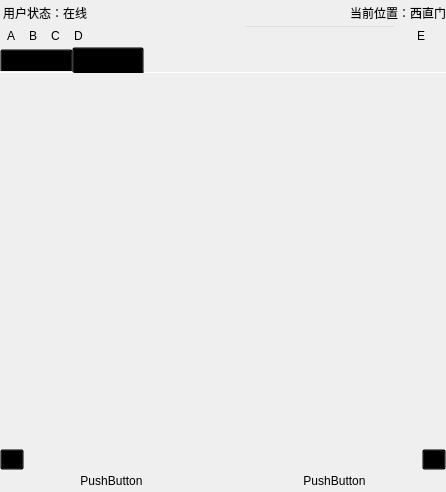
Before: the Qt Designer form deliciousClient/mainwindow.ui in gaoxiaojun/delicacymap, drawn with Qt 5.
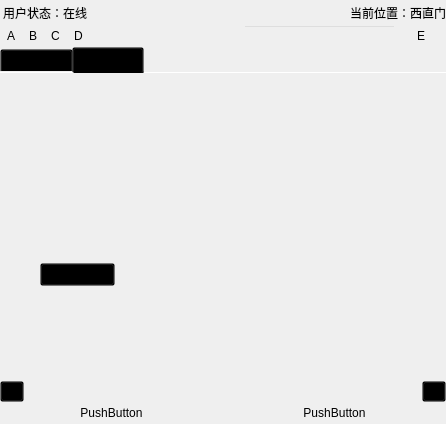
After: the same form once the commit is applied. The open tabs and pages were chosen to show the change. Icons and pictures are not drawn.

What changed in the file:
```diff
--- a/deliciousClient/mainwindow.ui
+++ b/deliciousClient/mainwindow.ui
@@ -7,6 +7,7 @@
     <x>0</x>
     <y>0</y>
     <width>446</width>
+    <height>424</height>
     <height>492</height>
    </rect>
   </property>
@@ -312,6 +313,29 @@
            <attribute name="title">
             <string>历史评论</string>
            </attribute>
+           <widget class="QPushButton" name="pushButton">
+            <property name="geometry">
+             <rect>
+              <x>40</x>
+              <y>190</y>
+              <width>75</width>
+              <height>23</height>
+             </rect>
+            </property>
+            <property name="text">
+             <string>PushButton</string>
+            </property>
+           </widget>
+           <widget class="QTextEdit" name="textEdit">
+            <property name="geometry">
+             <rect>
+              <x>180</x>
+              <y>50</y>
+              <width>211</width>
+              <height>201</height>
+             </rect>
+            </property>
+           </widget>
           </widget>
          </widget>
         </item>
```
Left out of the diff: 9 changed lines with no effect on the pictures.
